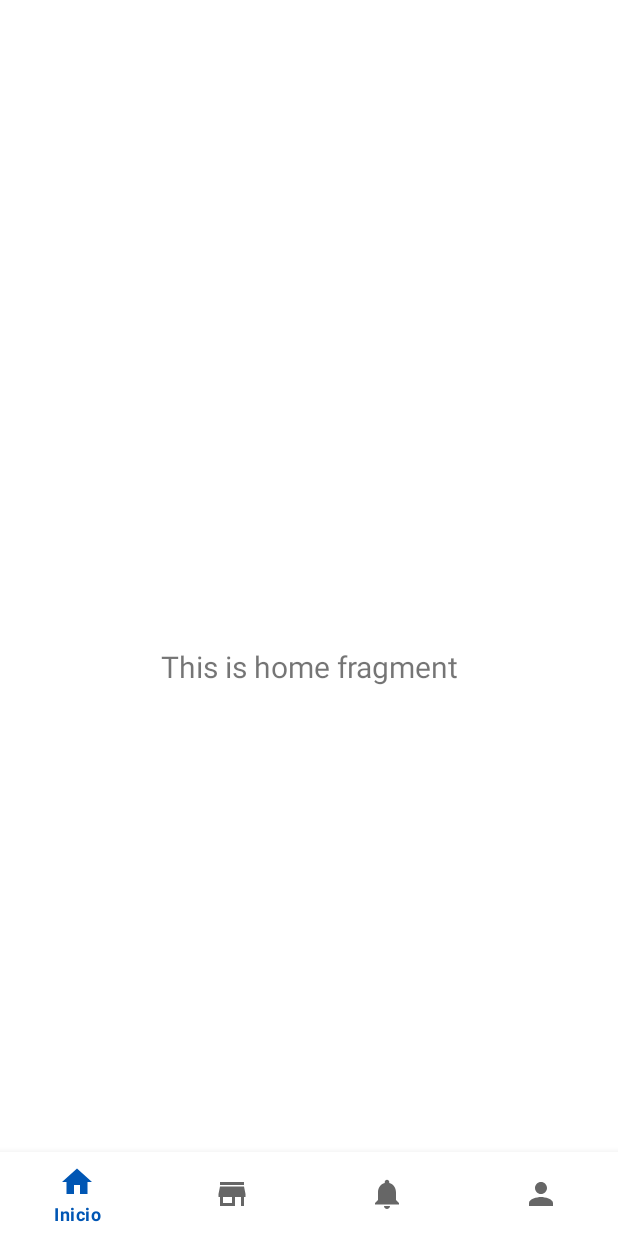
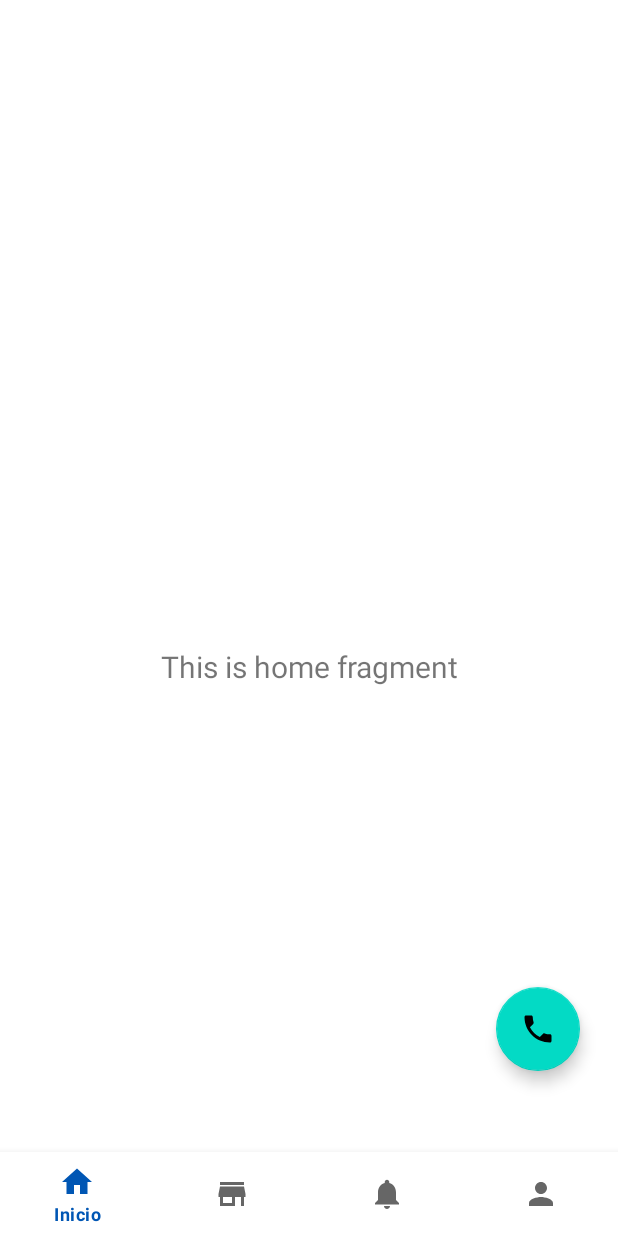
Before and after one commit to LuisLlancari/appFamiSalud, an Android app: the screen it shows after launch (MainActivity), on a phone screen of 412 x 824 dp. Run offline under Robolectric (Android 15) with nearby library versions, the phone set to English and light mode, and no system bars; our stand-ins replace navigation-ui.

Commit message:
boton flotante tipo whatsapp agregado a modo de prueba

```diff
--- /dev/null
+++ b/app/src/main/res/drawable/baseline_phone_24.xml
@@ -0,0 +1,5 @@
+<vector android:height="24dp" android:tint="#000000"
+    android:viewportHeight="24" android:viewportWidth="24"
+    android:width="24dp" xmlns:android="http://schemas.android.com/apk/res/android">
+    <path android:fillColor="@android:color/white" android:pathData="M6.62,10.79c1.44,2.83 3.76,5.14 6.59,6.59l2.2,-2.2c0.27,-0.27 0.67,-0.36 1.02,-0.24 1.12,0.37 2.33,0.57 3.57,0.57 0.55,0 1,0.45 1,1V20c0,0.55 -0.45,1 -1,1 -9.39,0 -17,-7.61 -17,-17 0,-0.55 0.45,-1 1,-1h3.5c0.55,0 1,0.45 1,1 0,1.25 0.2,2.45 0.57,3.57 0.11,0.35 0.03,0.74 -0.25,1.02l-2.2,2.2z"/>
+</vector>
--- a/app/src/main/res/layout/activity_main.xml
+++ b/app/src/main/res/layout/activity_main.xml
@@ -30,4 +30,14 @@
         app:layout_constraintTop_toTopOf="parent"
         app:navGraph="@navigation/mobile_navigation" />
 
+    <com.google.android.material.floatingactionbutton.FloatingActionButton
+        android:layout_width="wrap_content"
+        android:layout_height="wrap_content"
+        android:layout_marginRight="25dp"
+        android:layout_marginBottom="110dp"
+
+        android:src="@drawable/baseline_phone_24"
+        app:layout_constraintBottom_toBottomOf="parent"
+        app:layout_constraintEnd_toEndOf="parent" />
+
 </androidx.constraintlayout.widget.ConstraintLayout>
--- /dev/null
+++ b/app/src/main/res/values-night/colors.xml
@@ -0,0 +1,4 @@
+<?xml version="1.0" encoding="utf-8"?>
+<resources>
+    <color name="verdeWhatsapp">#075E54</color>
+</resources>
--- a/app/src/main/res/values/colors.xml
+++ b/app/src/main/res/values/colors.xml
@@ -16,5 +16,6 @@
     <color name="color_famisalud_secundario_2">#548CBE</color>
 
     <color name="color_fondo">#E5E8EF</color>
+    <color name="verdeWhatsapp">#075E54</color>
 
 </resources>
```
